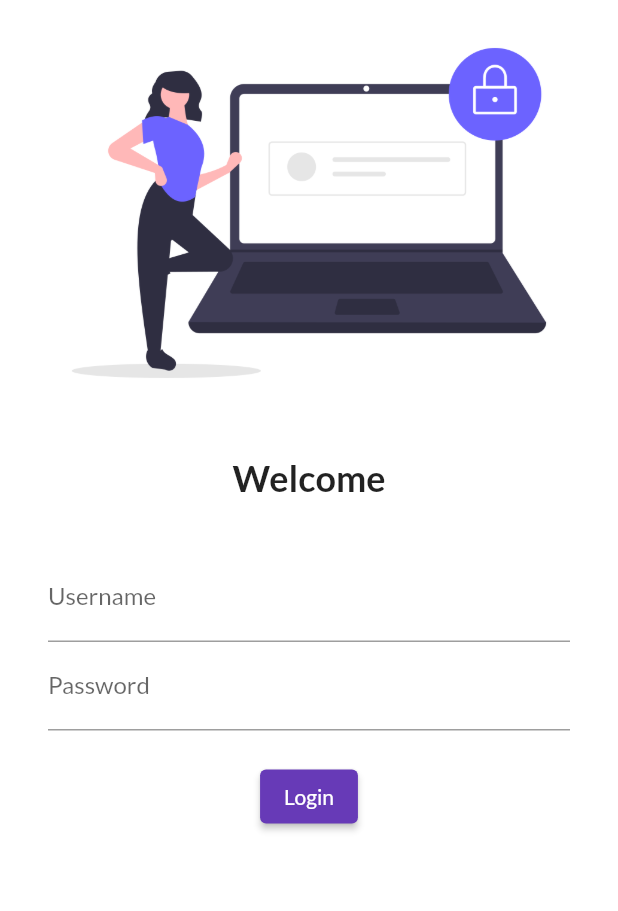
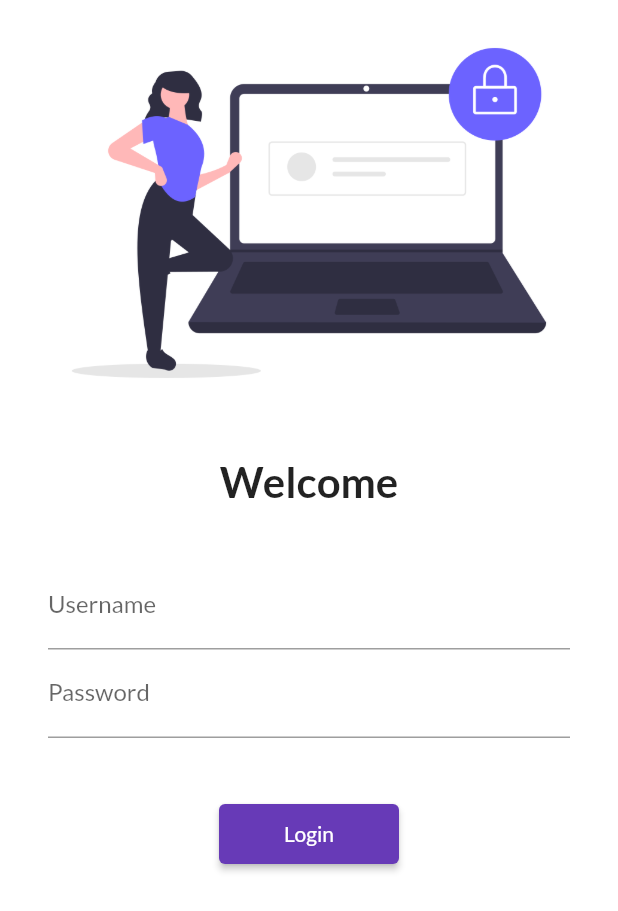
Before and after one commit to aabidsayeed1/30DaysOfFlutter, a Flutter app: the screen it shows after launch, on a phone screen of 412 x 824 dp. Shown: the top 911 px of the screen. Run offline on Flutter 3.47's test engine with Material 2 defaults, Android fonts, the phone set to English and light mode, and no system bars; our stand-ins replace google_fonts.

Commit message:
day 5 completed

```diff
--- a/lib/main.dart
+++ b/lib/main.dart
@@ -1,5 +1,6 @@
 import 'package:flutter/material.dart';
 import 'package:flutter_application_1/pages/login_page.dart';
+import 'package:flutter_application_1/utills/routes.dart';
 import 'package:google_fonts/google_fonts.dart';
 import 'pages/home_page.dart';
 
@@ -19,12 +20,13 @@ class MyApp extends StatelessWidget {
         primarySwatch: Colors.deepPurple,
         fontFamily: GoogleFonts.lato().fontFamily,
       ),
+      debugShowCheckedModeBanner: false,
       darkTheme: ThemeData(brightness: Brightness.dark),
       initialRoute: "/login",
       routes: {
         "/": (context) => LoginPage(),
-        "/home": (context) => HomePage(),
-        "/login": (context) => LoginPage(),
+        MyRoutes.homeRoute: (context) => HomePage(),
+        MyRoutes.loginRoute: (context) => LoginPage(),
       },
     );
   }
--- a/lib/pages/login_page.dart
+++ b/lib/pages/login_page.dart
@@ -1,12 +1,14 @@
 // ignore_for_file: prefer_const_constructors
 
 import 'package:flutter/material.dart';
+import 'package:flutter_application_1/utills/routes.dart';
 
 class LoginPage extends StatelessWidget {
   @override
   Widget build(BuildContext context) {
     return Material(
         color: Colors.white,
+        child: SingleChildScrollView(
           child: Column(
             children: [
               Image.asset(
@@ -18,7 +20,7 @@ class LoginPage extends StatelessWidget {
               Text(
                 "Welcome",
                 style: TextStyle(
-                fontSize: 24,
+                  fontSize: 28,
                   fontWeight: FontWeight.bold,
                 ),
               ),
@@ -43,19 +45,20 @@ class LoginPage extends StatelessWidget {
                     ),
                 ),
                 SizedBox(
-                height: 20.0,
+                  height: 40.0,
                 ),
                 ElevatedButton(
                   child: Text("Login"),
-                style:TextButton.styleFrom(),
+                  style:TextButton.styleFrom(minimumSize: Size(120,40)),
                   onPressed: (){
-                   print("Hi Aabid");
+                     Navigator.pushNamed(context, MyRoutes.homeRoute);
                   },
                    ),
                   ],
                 ),
               )
             ],
+          ),
         ));
   }
 }
--- /dev/null
+++ b/lib/utills/routes.dart
@@ -0,0 +1,4 @@
+class MyRoutes{
+  static String loginRoute = "/login";
+  static String homeRoute = "/home";
+}
```
Lines whose indentation alone changed are shown as unchanged.
